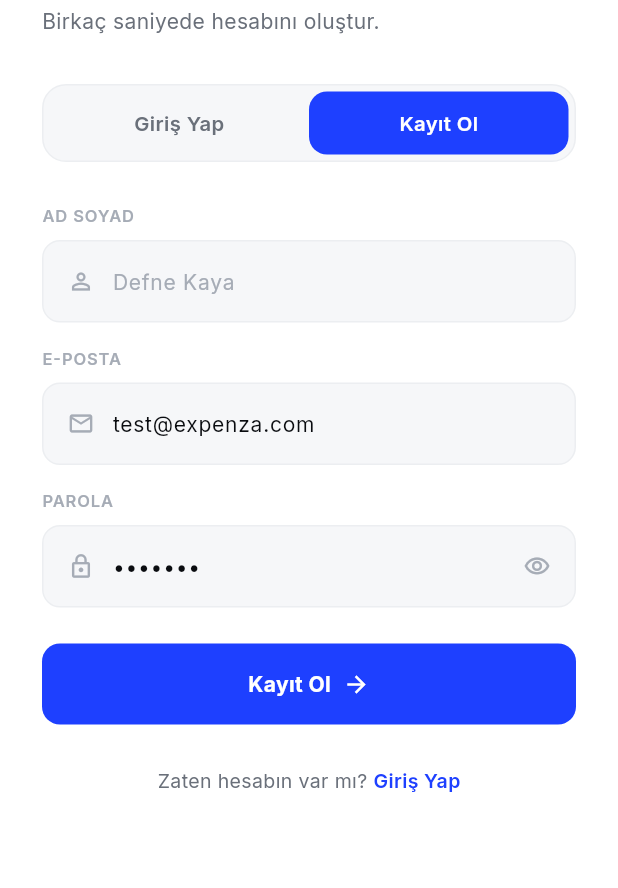
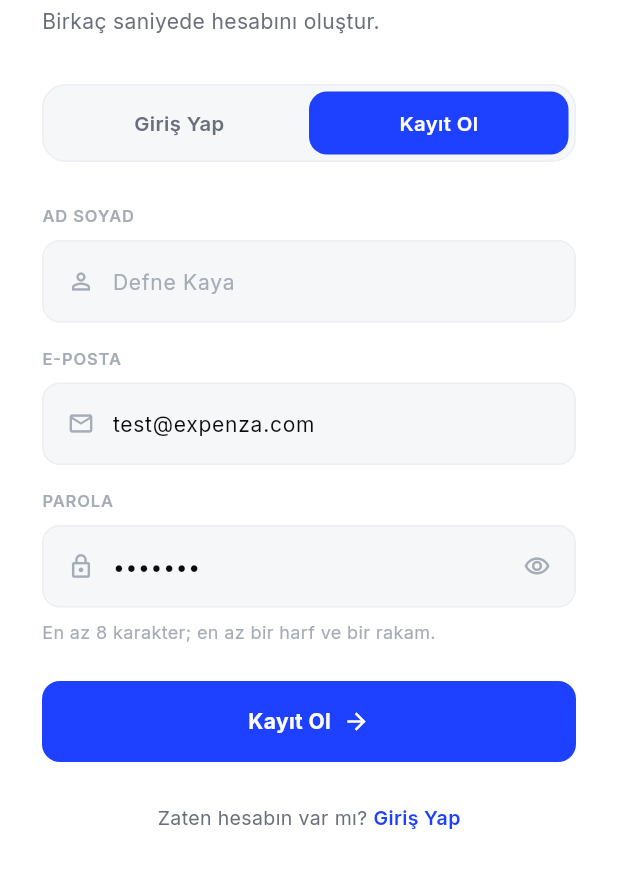
Before and after one commit to ece-kocak/expenza, a Flutter app: the screen it shows after launch, after a tap on the "dark mode" icon, after a tap on "Kayıt Ol", on a phone screen of 412 x 824 dp, the part 330-1218 px from its top. Run offline on Flutter 3.47's test engine with Material 3 defaults, Android fonts, the phone set to English and light mode, and no system bars; our stand-ins replace fl_chart, google_fonts, image_picker; missing offline and left inert: google_mlkit_text_recognition; network calls fail.

Commit message:
feat(mobile): configurable API URL and readable validation errors
- API_BASE_URL can be set at build time with --dart-define for release
  builds (HTTPS); development defaults are unchanged.
- 422 validation errors show their first message instead of the raw
  list, and the register form states the password rule.

```diff
--- a/mobile/lib/screens/login_screen.dart
+++ b/mobile/lib/screens/login_screen.dart
@@ -334,6 +334,11 @@ class _LoginScreenState extends State<LoginScreen> {
             ],
           ),
         ),
+        if (_isRegister) ...[
+          const SizedBox(height: 8),
+          Text('En az 8 karakter; en az bir harf ve bir rakam.',
+              style: TextStyle(fontSize: 12, color: AppColors.outline)),
+        ],
       ],
     );
   }
```
Also changed, not shown: mobile/lib/api_client.dart (+15 -3 lines).
